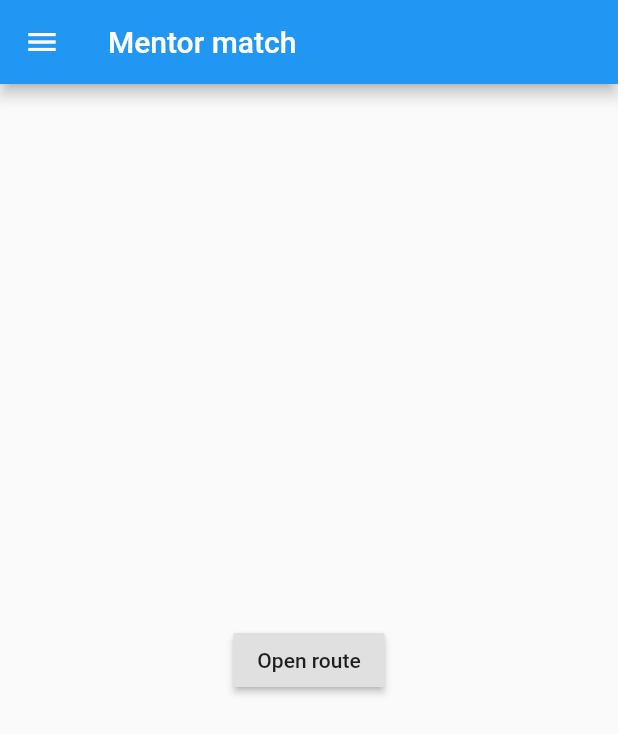
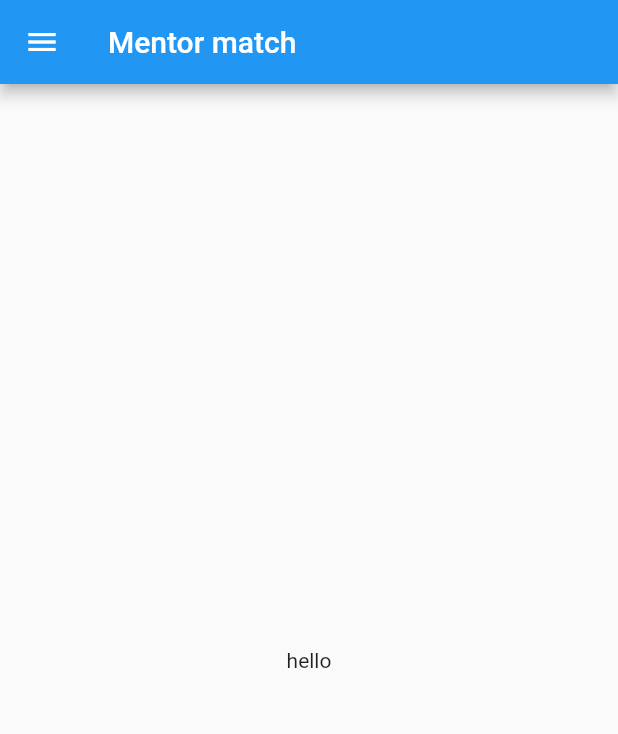
Before and after one commit to elquimeras/baigones, a Flutter app: the screen it shows after launch, on a phone screen of 412 x 824 dp. Shown: the top 734 px of the screen. Run offline on Flutter 3.47's test engine with Material 2 defaults, Android fonts, the phone set to English and light mode, and no system bars.

Commit message:
quitar boton login en el home

```diff
--- a/lib/home.dart
+++ b/lib/home.dart
@@ -1,5 +1,4 @@
 import 'package:flutter/material.dart';
-import './login.dart';
 import './drawer.dart';
 
 class HomePage extends StatelessWidget {
@@ -10,15 +9,7 @@ class HomePage extends StatelessWidget {
         title: Text('Mentor match'),
       ),
       body: Center(
-        child: RaisedButton(
-          child: Text('Open route'),
-          onPressed: () {
-            Navigator.push(
-              context,
-              MaterialPageRoute(builder: (context) => LoginPage()),
-            );
-          },
-        ),
+        child: Text('hello'),
       ),
       drawer: MyDrawer(),
     );
```
